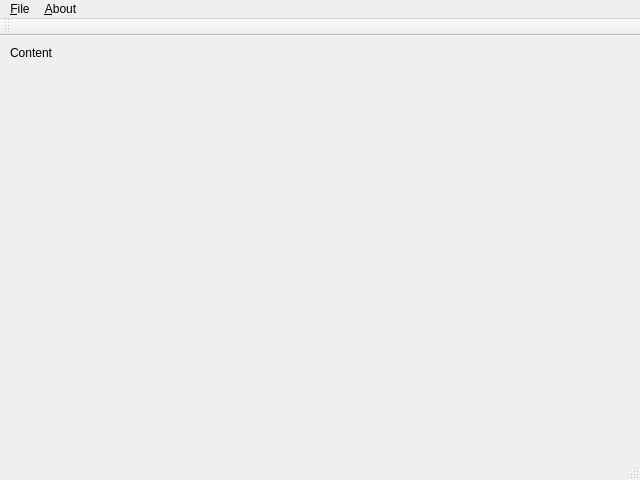
Above: src/window/mainwindow.ui from eugene-melnik/spending-control before the change. Below: the same form after it.
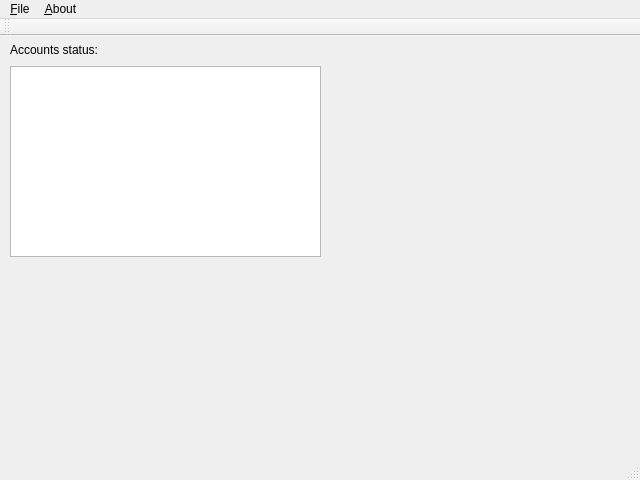
That is the form after the change.

Commit message: Transactions adding, balance recalculation, basic accounts status

The edit to the form file:
```diff
--- a/src/window/mainwindow.ui
+++ b/src/window/mainwindow.ui
@@ -18,15 +18,52 @@
     <property name="geometry">
      <rect>
       <x>10</x>
-      <y>10</y>
-      <width>46</width>
-      <height>13</height>
+      <y>4</y>
+      <width>141</width>
+      <height>20</height>
      </rect>
     </property>
     <property name="text">
-     <string>Content</string>
+     <string>Accounts status:</string>
     </property>
    </widget>
+   <widget class="QTableView" name="tvAccountsStatus">
+    <property name="geometry">
+     <rect>
+      <x>10</x>
+      <y>30</y>
+      <width>311</width>
+      <height>191</height>
+     </rect>
+    </property>
+    <property name="editTriggers">
+     <set>QAbstractItemView::NoEditTriggers</set>
+    </property>
+    <property name="selectionMode">
+     <enum>QAbstractItemView::NoSelection</enum>
+    </property>
+    <property name="selectionBehavior">
+     <enum>QAbstractItemView::SelectRows</enum>
+    </property>
+    <property name="verticalScrollMode">
+     <enum>QAbstractItemView::ScrollPerPixel</enum>
+    </property>
+    <property name="horizontalScrollMode">
+     <enum>QAbstractItemView::ScrollPerPixel</enum>
+    </property>
+    <attribute name="horizontalHeaderHighlightSections">
+     <bool>false</bool>
+    </attribute>
+    <attribute name="horizontalHeaderStretchLastSection">
+     <bool>true</bool>
+    </attribute>
+    <attribute name="verticalHeaderVisible">
+     <bool>false</bool>
+    </attribute>
+    <attribute name="verticalHeaderDefaultSectionSize">
+     <number>24</number>
+    </attribute>
+   </widget>
   </widget>
   <widget class="QMenuBar" name="menubarMain">
    <property name="geometry">
```
The commit also changes 16 other files.
